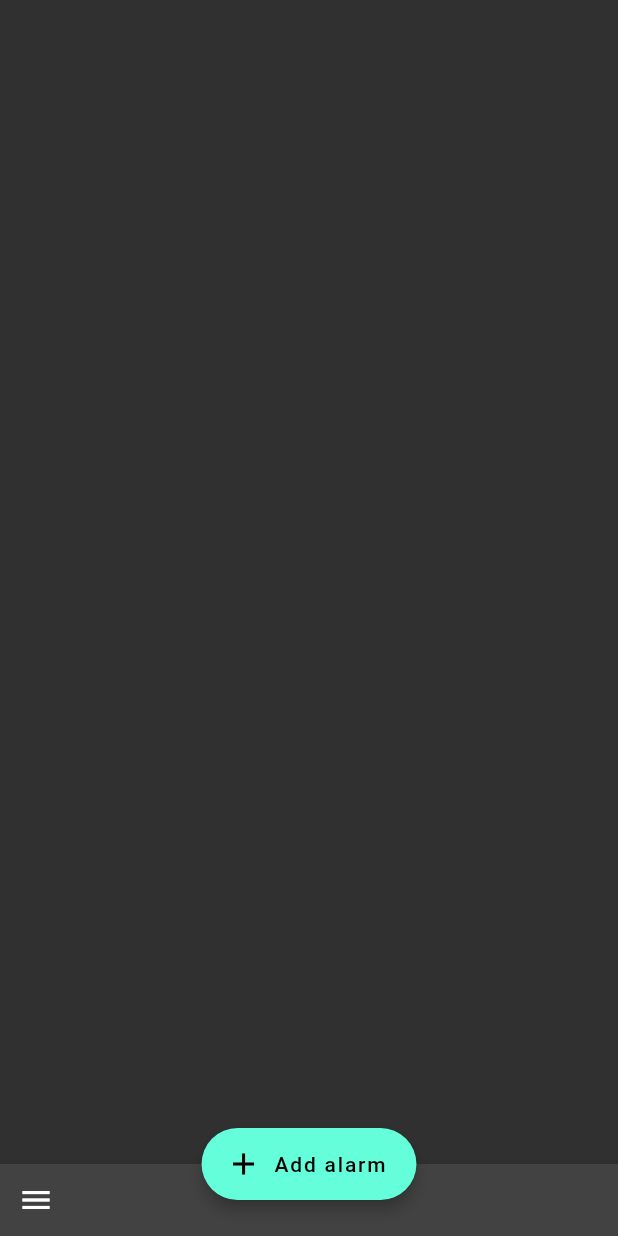
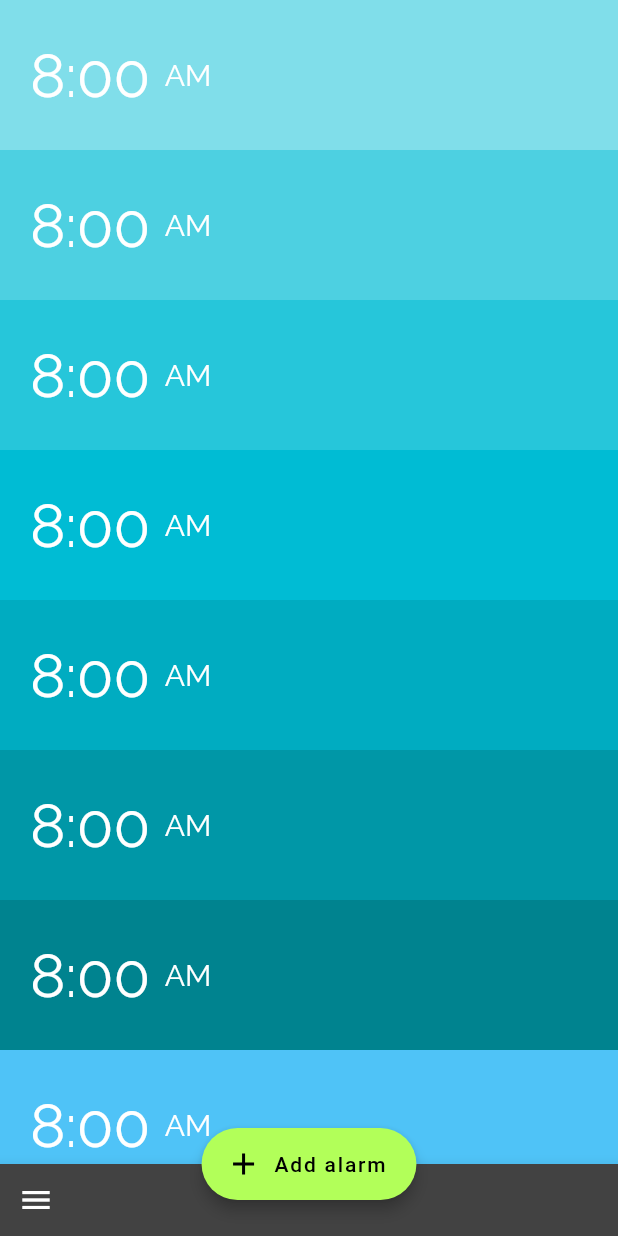
Before and after one commit to AmanNegi/Alarm_main, a Flutter app: the screen it shows after launch, on a phone screen of 412 x 824 dp. Run offline on Flutter 3.47's test engine with Material 2 defaults, Android fonts, the phone set to English and light mode, and no system bars; our stand-ins replace dynamic_theme, sqflite; accounts and stored records are empty; Roboto replaces fonts that are missing (Raleway-Bold).

Commit message:
added some ui functionalities

```diff
--- a/lib/AlarmView.dart
+++ b/lib/AlarmView.dart
@@ -4,9 +4,10 @@ import 'package:flutter/services.dart';
 import 'package:scoped_model/scoped_model.dart';
 import 'scoped-model/Alarms.dart';
 
-import 'listView.dart';
+import 'imagelistView.dart';
 import 'Alarm.dart';
 import 'DropDown.dart';
+import 'widgets/ShadesView.dart';
 
 class AlarmView extends StatefulWidget {
   _AlarmViewState createState() => _AlarmViewState();
@@ -70,6 +71,7 @@ class _AlarmViewState extends State<AlarmView>
         model.refreshData();
         return Scaffold(
           floatingActionButton: FloatingActionButton.extended(
+            backgroundColor: Colors.lightGreenAccent,
             elevation: 4.0,
             icon: AnimatedIcon(
               icon: AnimatedIcons.add_event,
@@ -132,7 +134,8 @@ class _AlarmViewState extends State<AlarmView>
               ],
             ),
           ),
-          body: ListViewClass(),
+          //   body: ListViewClass(),
+          body: ShadesView(),
         );
       },
     );
--- a/lib/listView.dart
+++ b/lib/imageListView.dart
@@ -7,12 +7,12 @@ import 'package:scoped_model/scoped_model.dart';
 import "Alarm.dart";
 import 'TileItem.dart';
 
-class ListViewClass extends StatefulWidget {
+class ImageListViewClass extends StatefulWidget {
   @override
-  _ListViewClassState createState() => _ListViewClassState();
+  _ImageListViewClassState createState() => _ImageListViewClassState();
 }
 
-class _ListViewClassState extends State<ListViewClass> {
+class _ImageListViewClassState extends State<ImageListViewClass> {
 
 
   @override
--- a/lib/widgets/ShadesView.dart
+++ b/lib/widgets/ShadesView.dart
@@ -1,17 +1,44 @@
 import 'package:flutter/material.dart';
 
-class ShadesView extends StatelessWidget {
+import 'simpleListView.dart';
+
+class ShadesView extends StatefulWidget {
+  @override
+  _ShadesViewState createState() => _ShadesViewState();
+}
+
+class _ShadesViewState extends State<ShadesView> {
+  List<Color> colorList = [
+    Colors.cyan[200],
+    Colors.cyan[300],
+    Colors.cyan[400],
+    Colors.cyan[500],
+    Colors.cyan[600],
+    Colors.cyan[700],
+    Colors.cyan[800],
+    Colors.lightBlue[300],
+    Colors.lightBlue[400],
+    Colors.lightBlue[500],
+    Colors.lightBlue[600],
+    Colors.lightBlue[700],
+    Colors.lightBlue[800],
+  ];
+
+  @override
+  void initState() {
+    super.initState();
+  }
+
   Widget build(BuildContext context) {
-    List<MaterialColor> color = Colors.primaries;
     return ListView.builder(
-      itemCount: color.length,
-      itemBuilder: (BuildContext context, int index) {
-        Container(
-          width: 500,
-          height: 500,
-          color: color[index],
-        );
-      },
-    );
+        itemCount: colorList.length,
+        itemBuilder: (BuildContext context, int index) {
+          return Container(
+            width: 500,
+            height: 100,
+            color: colorList[index],
+            child: SimpleListViewClass(),
+          );
+        });
   }
 }
--- /dev/null
+++ b/lib/widgets/StyledText.dart
@@ -0,0 +1,16 @@
+import 'package:flutter/material.dart';
+
+class StyledTextClass extends StatelessWidget {
+  final String text;
+  final double fontSize;
+  StyledTextClass({this.text, this.fontSize});
+
+  @override
+  Widget build(BuildContext context) {
+    return Text(
+      text,
+      style: TextStyle(
+          fontFamily: "Raleway", fontSize: fontSize == null ? 20.0 : fontSize),
+    );
+  }
+}
--- /dev/null
+++ b/lib/widgets/simpleListView.dart
@@ -0,0 +1,29 @@
+import 'package:flutter/material.dart';
+import 'StyledText.dart';
+
+class SimpleListViewClass extends StatelessWidget {
+  @override
+  Widget build(BuildContext context) {
+    return Row(
+      children: <Widget>[
+        Padding(
+          padding: const EdgeInsets.only(left: 20.0),
+          child: Align(
+              alignment: Alignment.centerLeft,
+              child: Row(
+                children: <Widget>[
+                  StyledTextClass(
+                    fontSize: 40.0,
+                    text: "8:00",
+                  ),
+                  StyledTextClass(
+                    fontSize: 20.0,
+                    text: '  AM',
+                  )
+                ],
+              )),
+        ),
+      ],
+    );
+  }
+}
```
